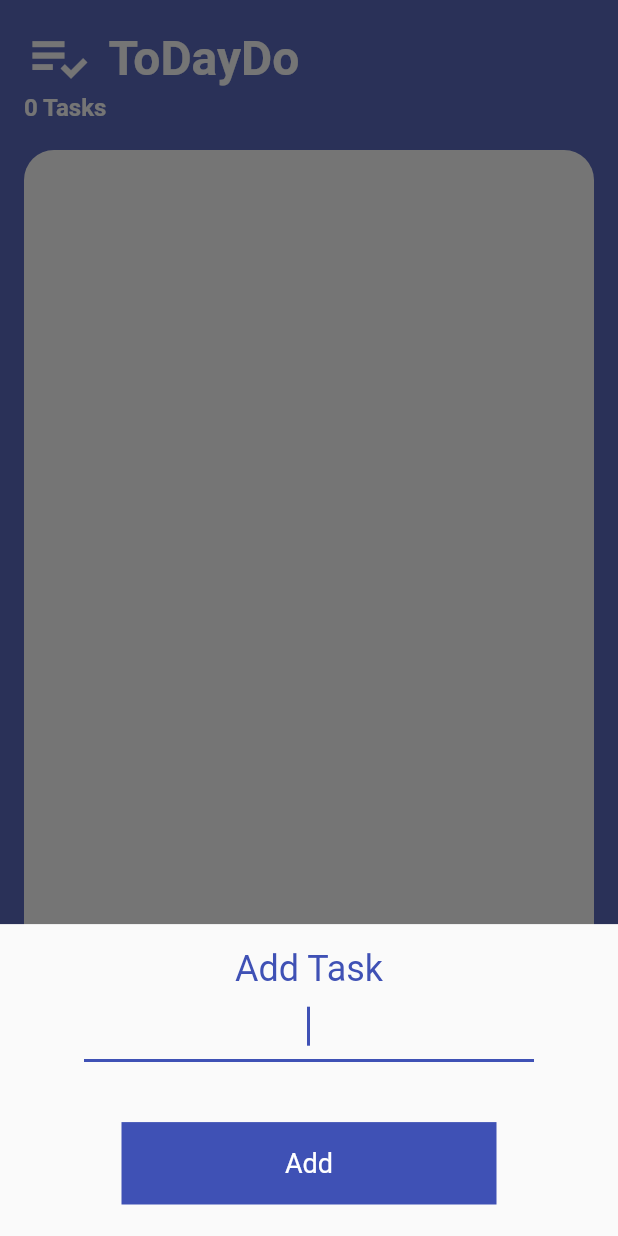
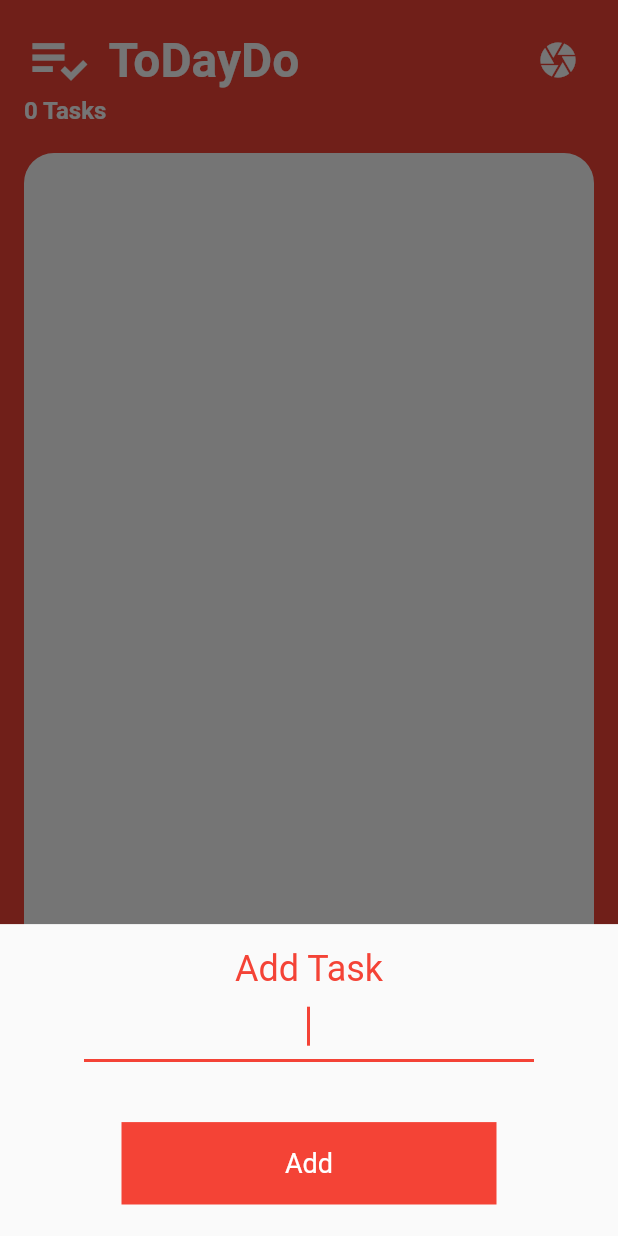
Before and after one commit to MajidRaimi/ToDayDo, a Flutter app: the screen it shows after launch, after a tap on the "add" icon, on a phone screen of 412 x 824 dp. Run offline on Flutter 3.47's test engine with Material 2 defaults, Android fonts, the phone set to English and light mode, and no system bars; our stand-ins replace flutter_colorpicker.

Commit message:
Added Color Picker

```diff
--- a/lib/data/taskData.dart
+++ b/lib/data/taskData.dart
@@ -3,6 +3,8 @@ import '/models/task.dart';
 
 class TaskData extends ChangeNotifier {
   List<Task> tasks = [];
+
+  late Color? mainColor = Colors.red;
 
   void addTask(String newTaskTitle) {
     tasks.add(Task(name: newTaskTitle));
@@ -18,4 +20,9 @@ class TaskData extends ChangeNotifier {
     tasks.remove(task);
     notifyListeners();
   }
+
+  void changeColor(Color newMainColor) {
+    mainColor = newMainColor;
+    notifyListeners();
+  }
 }
--- a/lib/screens/TasksScreen.dart
+++ b/lib/screens/TasksScreen.dart
@@ -3,13 +3,22 @@ import 'package:tododay/data/taskData.dart';
 import '/models/task.dart';
 import '../widgets/tasksList.dart';
 import 'addTaskScreen.dart';
-import 'package:provider/provider.dart' ;
-class TasksScreen extends StatelessWidget {
+import 'package:provider/provider.dart';
+import 'package:flutter_colorpicker/flutter_colorpicker.dart';
+
+class TasksScreen extends StatefulWidget {
+  @override
+  State<TasksScreen> createState() => _TasksScreenState();
+}
+
+class _TasksScreenState extends State<TasksScreen> {
+  late Color mainColor;
+
   @override
   Widget build(BuildContext context) {
     double width = MediaQuery.of(context).size.width;
     double height = MediaQuery.of(context).size.height;
-
+    mainColor = Provider.of<TaskData>(context).mainColor!;
     return Scaffold(
       floatingActionButtonLocation: FloatingActionButtonLocation.centerFloat,
       floatingActionButton: FloatingActionButton(
@@ -29,10 +38,10 @@ class TasksScreen extends StatelessWidget {
             )),
           );
         },
-        backgroundColor: Colors.indigo,
+        backgroundColor: Provider.of<TaskData>(context).mainColor,
         child: Icon(Icons.add),
       ),
-      backgroundColor: Colors.indigo[400],
+      backgroundColor: Provider.of<TaskData>(context).mainColor,
       body: SafeArea(
         child: Padding(
           padding: const EdgeInsets.all(16.0),
@@ -40,6 +49,7 @@ class TasksScreen extends StatelessWidget {
             crossAxisAlignment: CrossAxisAlignment.start,
             children: [
               Row(
+                mainAxisSize: MainAxisSize.max,
                 children: [
                   Icon(
                     Icons.playlist_add_check,
@@ -57,6 +67,14 @@ class TasksScreen extends StatelessWidget {
                       fontWeight: FontWeight.bold,
                     ),
                   ),
+                  Spacer(),
+                  IconButton(
+                    icon: Icon(Icons.camera_sharp, color: Colors.white),
+                    iconSize: 28,
+                    onPressed: () {
+                      testAlert(context);
+                    },
+                  )
                 ],
               ),
               Text(
@@ -88,4 +106,45 @@ class TasksScreen extends StatelessWidget {
       ),
     );
   }
+
+  // Widget buildColorPicker() => ColorPicker(
+  void testAlert(BuildContext context) {
+    var alert = AlertDialog(
+        title: Text("Pick A Color" , style : TextStyle(color : mainColor , fontSize : 24)),
+        content: Column(
+          mainAxisSize: MainAxisSize.min,
+          children: [
+            buildColorPicker(context),
+            TextButton(
+              child: Text(
+                "Change",
+                style: TextStyle(
+                  color: mainColor ,
+                  fontSize : 20
+                ),
+              ),
+              onPressed: () {
+                setState(() {
+                  Provider.of<TaskData>(context, listen: false)
+                      .changeColor(mainColor);
+                });
+                Navigator.pop(context);
+              },
+            ),
+          ],
+        ));
+
+    showDialog(
+        context: context,
+        builder: (BuildContext context) {
+          return alert;
+        });
+  }
+
+  Widget buildColorPicker(BuildContext context) => ColorPicker(
+        pickerColor: mainColor,
+        onColorChanged: (color) => mainColor = color,
+        enableAlpha: false,
+        showLabel: false,
+      );
 }
--- a/lib/screens/addTaskScreen.dart
+++ b/lib/screens/addTaskScreen.dart
@@ -1,6 +1,7 @@
 import 'package:flutter/material.dart';
 import 'package:provider/provider.dart';
 import '/data/taskData.dart';
+import 'package:provider/provider.dart';
 
 class AddTaskScreen extends StatefulWidget {
   final Function addTaskCallBack;
@@ -20,10 +21,10 @@ class _AddTaskScreenState extends State<AddTaskScreen> {
         padding: const EdgeInsets.all(16),
         child: Column(
           children: [
-            const Text(
+            Text(
               "Add Task",
               style: TextStyle(
-                color: Colors.indigo,
+                color: Provider.of<TaskData>(context).mainColor,
                 fontSize: 24,
                 fontWeight: FontWeight.w400,
               ),
@@ -34,17 +35,21 @@ class _AddTaskScreenState extends State<AddTaskScreen> {
                 onChanged: (value) {
                   newTaskTitle = value;
                 },
-                cursorColor: Colors.indigo,
+                cursorColor: Provider.of<TaskData>(context).mainColor,
                 cursorHeight: 26,
                 autofocus: true,
                 textAlign: TextAlign.center,
-                decoration: const InputDecoration(
-                  fillColor: Colors.indigo,
+                decoration: InputDecoration(
+                  fillColor: Provider.of<TaskData>(context).mainColor,
                   focusedBorder: UnderlineInputBorder(
-                    borderSide: BorderSide(color: Colors.indigo, width: 2),
+                    borderSide: BorderSide(
+                        color: Provider.of<TaskData>(context).mainColor!,
+                        width: 2),
                   ),
                   enabledBorder: UnderlineInputBorder(
-                    borderSide: BorderSide(color: Colors.indigo, width: 1),
+                    borderSide: BorderSide(
+                        color: Provider.of<TaskData>(context).mainColor!,
+                        width: 1),
                   ),
                 ),
               ),
@@ -59,7 +64,8 @@ class _AddTaskScreenState extends State<AddTaskScreen> {
               child: GestureDetector(
                 onTap: () {
                   if (newTaskTitle.length > 0) {
-                    Provider.of<TaskData>(context , listen : false).addTask(newTaskTitle);
+                    Provider.of<TaskData>(context, listen: false)
+                        .addTask(newTaskTitle);
                   }
 
                   Navigator.pop(context);
@@ -67,7 +73,7 @@ class _AddTaskScreenState extends State<AddTaskScreen> {
                 child: Container(
                   width: double.infinity,
                   height: MediaQuery.of(context).size.height / 15,
-                  color: Colors.indigo,
+                  color: Provider.of<TaskData>(context).mainColor,
                   child: const Center(
                     child: Text(
                       "Add",
--- a/pubspec.yaml
+++ b/pubspec.yaml
@@ -36,6 +36,7 @@ dependencies:
   cupertino_icons: ^1.0.2
   provider: ^6.0.2
   rename: ^2.0.1
+  flutter_colorpicker: ^1.0.3
 
 dev_dependencies:
   flutter_test:
```
Also changed, not shown: lib/widgets/taskTile.dart (+5 -3 lines), pubspec.lock.
